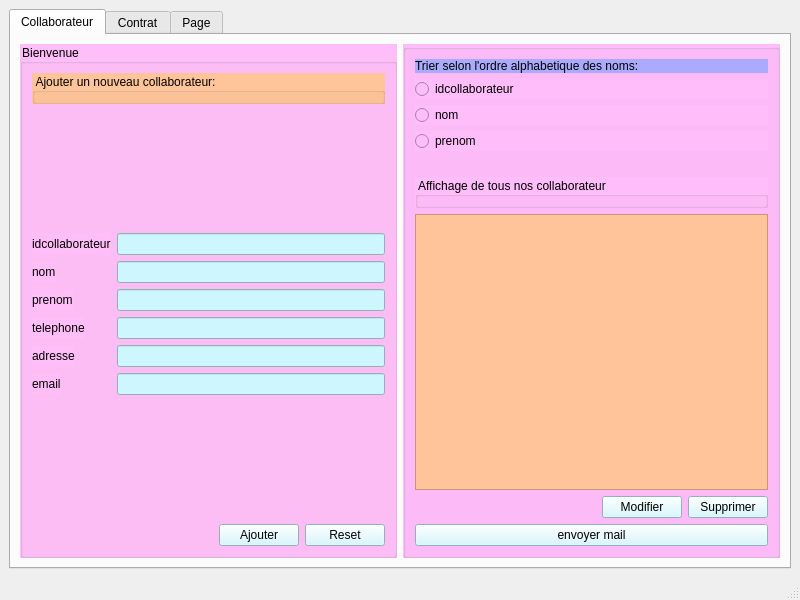
First picture: the form in mainwindow.ui, repository saraelarbi/PlanResto, before the edit.
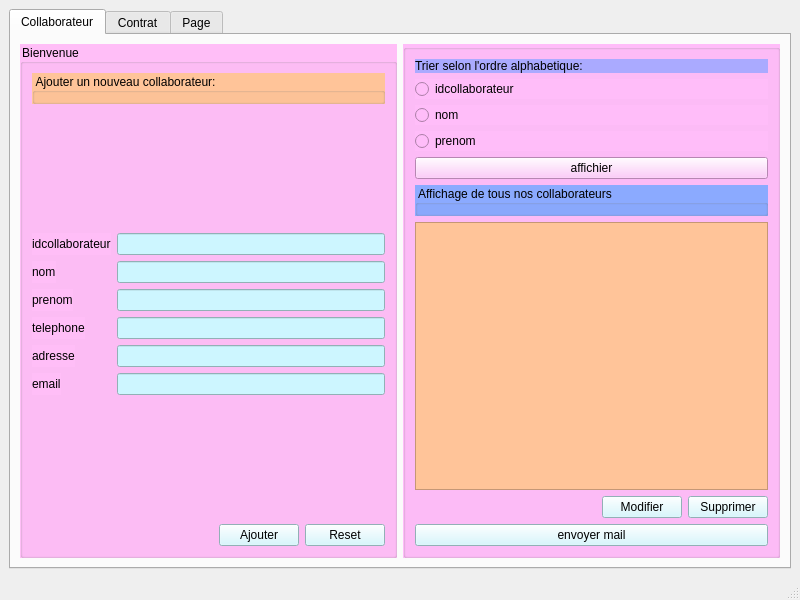
Second picture: the form after the edit.

Diff of the .ui file:
```diff
--- a/mainwindow.ui
+++ b/mainwindow.ui
@@ -229,7 +229,7 @@
 background-color: rgb(170, 170, 255);</string>
                  </property>
                  <property name="text">
-                  <string>Trier selon l'ordre alphabetique des noms:</string>
+                  <string>Trier selon l'ordre alphabetique:</string>
                  </property>
                 </widget>
                </item>
@@ -255,22 +255,19 @@
                 </widget>
                </item>
                <item>
-                <spacer name="horizontalSpacer_2">
-                 <property name="orientation">
-                  <enum>Qt::Horizontal</enum>
+                <widget class="QPushButton" name="re_afficher2">
+                 <property name="text">
+                  <string>affichier</string>
                  </property>
-                 <property name="sizeHint" stdset="0">
-                  <size>
-                   <width>40</width>
-                   <height>20</height>
-                  </size>
-                 </property>
-                </spacer>
+                </widget>
                </item>
                <item>
                 <widget class="QGroupBox" name="groupBox_5">
+                 <property name="styleSheet">
+                  <string notr="true">background-color: rgb(139, 170, 255);</string>
+                 </property>
                  <property name="title">
-                  <string>Affichage de tous nos collaborateur</string>
+                  <string>Affichage de tous nos collaborateurs</string>
                  </property>
                 </widget>
                </item>
```
